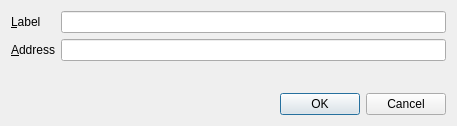
Before: the Qt Designer form src/qt/forms/editaddressdialog.ui in nexbitproject/nexbit, drawn with Qt 5.
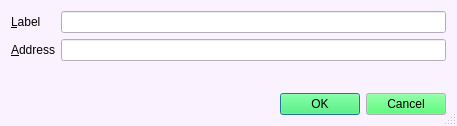
After: the same form once the commit is applied. Icons and pictures are not drawn.

Patch:
```diff
--- a/src/qt/forms/editaddressdialog.ui
+++ b/src/qt/forms/editaddressdialog.ui
@@ -10,11 +10,459 @@
     <height>126</height>
    </rect>
   </property>
+  <property name="palette">
+   <palette>
+    <active>
+     <colorrole role="WindowText">
+      <brush brushstyle="SolidPattern">
+       <color alpha="255">
+        <red>0</red>
+        <green>0</green>
+        <blue>0</blue>
+       </color>
+      </brush>
+     </colorrole>
+     <colorrole role="Button">
+      <brush brushstyle="SolidPattern">
+       <color alpha="255">
+        <red>41</red>
+        <green>255</green>
+        <blue>84</blue>
+       </color>
+      </brush>
+     </colorrole>
+     <colorrole role="Light">
+      <brush brushstyle="SolidPattern">
+       <color alpha="255">
+        <red>169</red>
+        <green>255</green>
+        <blue>186</blue>
+       </color>
+      </brush>
+     </colorrole>
+     <colorrole role="Midlight">
+      <brush brushstyle="SolidPattern">
+       <color alpha="255">
+        <red>105</red>
+        <green>255</green>
+        <blue>135</blue>
+       </color>
+      </brush>
+     </colorrole>
+     <colorrole role="Dark">
+      <brush brushstyle="SolidPattern">
+       <color alpha="255">
+        <red>20</red>
+        <green>127</green>
+        <blue>42</blue>
+       </color>
+      </brush>
+     </colorrole>
+     <colorrole role="Mid">
+      <brush brushstyle="SolidPattern">
+       <color alpha="255">
+        <red>27</red>
+        <green>170</green>
+        <blue>56</blue>
+       </color>
+      </brush>
+     </colorrole>
+     <colorrole role="Text">
+      <brush brushstyle="SolidPattern">
+       <color alpha="255">
+        <red>0</red>
+        <green>0</green>
+        <blue>0</blue>
+       </color>
+      </brush>
+     </colorrole>
+     <colorrole role="BrightText">
+      <brush brushstyle="SolidPattern">
+       <color alpha="255">
+        <red>255</red>
+        <green>255</green>
+        <blue>255</blue>
+       </color>
+      </brush>
+     </colorrole>
+     <colorrole role="ButtonText">
+      <brush brushstyle="SolidPattern">
+       <color alpha="255">
+        <red>0</red>
+        <green>0</green>
+        <blue>0</blue>
+       </color>
+      </brush>
+     </colorrole>
+     <colorrole role="Base">
+      <brush brushstyle="SolidPattern">
+       <color alpha="255">
+        <red>255</red>
+        <green>255</green>
+        <blue>255</blue>
+       </color>
+      </brush>
+     </colorrole>
+     <colorrole role="Window">
+      <brush brushstyle="SolidPattern">
+       <color alpha="255">
+        <red>251</red>
+        <green>242</green>
+        <blue>255</blue>
+       </color>
+      </brush>
+     </colorrole>
+     <colorrole role="Shadow">
+      <brush brushstyle="SolidPattern">
+       <color alpha="255">
+        <red>0</red>
+        <green>0</green>
+        <blue>0</blue>
+       </color>
+      </brush>
+     </colorrole>
+     <colorrole role="AlternateBase">
+      <brush brushstyle="SolidPattern">
+       <color alpha="255">
+        <red>148</red>
+        <green>255</green>
+        <blue>169</blue>
+       </color>
+      </brush>
+     </colorrole>
+     <colorrole role="ToolTipBase">
+      <brush brushstyle="SolidPattern">
+       <color alpha="255">
+        <red>255</red>
+        <green>255</green>
+        <blue>220</blue>
+       </color>
+      </brush>
+     </colorrole>
+     <colorrole role="ToolTipText">
+      <brush brushstyle="SolidPattern">
+       <color alpha="255">
+        <red>0</red>
+        <green>0</green>
+        <blue>0</blue>
+       </color>
+      </brush>
+     </colorrole>
+     <colorrole role="PlaceholderText">
+      <brush brushstyle="SolidPattern">
+       <color alpha="128">
+        <red>0</red>
+        <green>0</green>
+        <blue>0</blue>
+       </color>
+      </brush>
+     </colorrole>
+    </active>
+    <inactive>
+     <colorrole role="WindowText">
+      <brush brushstyle="SolidPattern">
+       <color alpha="255">
+        <red>0</red>
+        <green>0</green>
+        <blue>0</blue>
+       </color>
+      </brush>
+     </colorrole>
+     <colorrole role="Button">
+      <brush brushstyle="SolidPattern">
+       <color alpha="255">
+        <red>41</red>
+        <green>255</green>
+        <blue>84</blue>
+       </color>
+      </brush>
+     </colorrole>
+     <colorrole role="Light">
+      <brush brushstyle="SolidPattern">
+       <color alpha="255">
+        <red>169</red>
+        <green>255</green>
+        <blue>186</blue>
+       </color>
+      </brush>
+     </colorrole>
+     <colorrole role="Midlight">
+      <brush brushstyle="SolidPattern">
+       <color alpha="255">
+        <red>105</red>
+        <green>255</green>
+        <blue>135</blue>
+       </color>
+      </brush>
+     </colorrole>
+     <colorrole role="Dark">
+      <brush brushstyle="SolidPattern">
+       <color alpha="255">
+        <red>20</red>
+        <green>127</green>
+        <blue>42</blue>
+       </color>
+      </brush>
+     </colorrole>
+     <colorrole role="Mid">
+      <brush brushstyle="SolidPattern">
+       <color alpha="255">
+        <red>27</red>
+        <green>170</green>
+        <blue>56</blue>
+       </color>
+      </brush>
+     </colorrole>
+     <colorrole role="Text">
+      <brush brushstyle="SolidPattern">
+       <color alpha="255">
+        <red>0</red>
+        <green>0</green>
+        <blue>0</blue>
+       </color>
+      </brush>
+     </colorrole>
+     <colorrole role="BrightText">
+      <brush brushstyle="SolidPattern">
+       <color alpha="255">
+        <red>255</red>
+        <green>255</green>
+        <blue>255</blue>
+       </color>
+      </brush>
+     </colorrole>
+     <colorrole role="ButtonText">
+      <brush brushstyle="SolidPattern">
+       <color alpha="255">
+        <red>0</red>
+        <green>0</green>
+        <blue>0</blue>
+       </color>
+      </brush>
+     </colorrole>
+     <colorrole role="Base">
+      <brush brushstyle="SolidPattern">
+       <color alpha="255">
+        <red>255</red>
+        <green>255</green>
+        <blue>255</blue>
+       </color>
+      </brush>
+     </colorrole>
+     <colorrole role="Window">
+      <brush brushstyle="SolidPattern">
+       <color alpha="255">
+        <red>251</red>
+        <green>242</green>
+        <blue>255</blue>
+       </color>
+      </brush>
+     </colorrole>
+     <colorrole role="Shadow">
+      <brush brushstyle="SolidPattern">
+       <color alpha="255">
+        <red>0</red>
+        <green>0</green>
+        <blue>0</blue>
+       </color>
+      </brush>
+     </colorrole>
+     <colorrole role="AlternateBase">
+      <brush brushstyle="SolidPattern">
+       <color alpha="255">
+        <red>148</red>
+        <green>255</green>
+        <blue>169</blue>
+       </color>
+      </brush>
+     </colorrole>
+     <colorrole role="ToolTipBase">
+      <brush brushstyle="SolidPattern">
+       <color alpha="255">
+        <red>255</red>
+        <green>255</green>
+        <blue>220</blue>
+       </color>
+      </brush>
+     </colorrole>
+     <colorrole role="ToolTipText">
+      <brush brushstyle="SolidPattern">
+       <color alpha="255">
+        <red>0</red>
+        <green>0</green>
+        <blue>0</blue>
+       </color>
+      </brush>
+     </colorrole>
+     <colorrole role="PlaceholderText">
+      <brush brushstyle="SolidPattern">
+       <color alpha="128">
+        <red>0</red>
+        <green>0</green>
+        <blue>0</blue>
+       </color>
+      </brush>
+     </colorrole>
+    </inactive>
+    <disabled>
+     <colorrole role="WindowText">
+      <brush brushstyle="SolidPattern">
+       <color alpha="255">
+        <red>20</red>
+        <green>127</green>
+        <blue>42</blue>
+       </color>
+      </brush>
+     </colorrole>
+     <colorrole role="Button">
+      <brush brushstyle="SolidPattern">
+       <color alpha="255">
+        <red>41</red>
+        <green>255</green>
+        <blue>84</blue>
+       </color>
+      </brush>
+     </colorrole>
+     <colorrole role="Light">
+      <brush brushstyle="SolidPattern">
+       <color alpha="255">
+        <red>169</red>
+        <green>255</green>
+        <blue>186</blue>
+       </color>
+      </brush>
+     </colorrole>
+     <colorrole role="Midlight">
+      <brush brushstyle="SolidPattern">
+       <color alpha="255">
+        <red>105</red>
+        <green>255</green>
+        <blue>135</blue>
+       </color>
+      </brush>
+     </colorrole>
+     <colorrole role="Dark">
+      <brush brushstyle="SolidPattern">
+       <color alpha="255">
+        <red>20</red>
+        <green>127</green>
+        <blue>42</blue>
+       </color>
+      </brush>
+     </colorrole>
+     <colorrole role="Mid">
+      <brush brushstyle="SolidPattern">
+       <color alpha="255">
+        <red>27</red>
+        <green>170</green>
+        <blue>56</blue>
+       </color>
+      </brush>
+     </colorrole>
+     <colorrole role="Text">
+      <brush brushstyle="SolidPattern">
+       <color alpha="255">
+        <red>20</red>
+        <green>127</green>
+        <blue>42</blue>
+       </color>
+      </brush>
+     </colorrole>
+     <colorrole role="BrightText">
+      <brush brushstyle="SolidPattern">
+       <color alpha="255">
+        <red>255</red>
+        <green>255</green>
+        <blue>255</blue>
+       </color>
+      </brush>
+     </colorrole>
+     <colorrole role="ButtonText">
+      <brush brushstyle="SolidPattern">
+       <color alpha="255">
+        <red>20</red>
+        <green>127</green>
+        <blue>42</blue>
+       </color>
+      </brush>
+     </colorrole>
+     <colorrole role="Base">
+      <brush brushstyle="SolidPattern">
+       <color alpha="255">
+        <red>251</red>
+        <green>242</green>
+        <blue>255</blue>
+       </color>
+      </brush>
+     </colorrole>
+     <colorrole role="Window">
+      <brush brushstyle="SolidPattern">
+       <color alpha="255">
+        <red>251</red>
+        <green>242</green>
+        <blue>255</blue>
+       </color>
+      </brush>
+     </colorrole>
+     <colorrole role="Shadow">
+      <brush brushstyle="SolidPattern">
+       <color alpha="255">
+        <red>0</red>
+        <green>0</green>
+        <blue>0</blue>
+       </color>
+      </brush>
+     </colorrole>
+     <colorrole role="AlternateBase">
+      <brush brushstyle="SolidPattern">
+       <color alpha="255">
+        <red>41</red>
+        <green>255</green>
+        <blue>84</blue>
+       </color>
+      </brush>
+     </colorrole>
+     <colorrole role="ToolTipBase">
+      <brush brushstyle="SolidPattern">
+       <color alpha="255">
+        <red>255</red>
+        <green>255</green>
+        <blue>220</blue>
+       </color>
+      </brush>
+     </colorrole>
+     <colorrole role="ToolTipText">
+      <brush brushstyle="SolidPattern">
+       <color alpha="255">
+        <red>0</red>
+        <green>0</green>
+        <blue>0</blue>
+       </color>
+      </brush>
+     </colorrole>
+     <colorrole role="PlaceholderText">
+      <brush brushstyle="SolidPattern">
+       <color alpha="128">
+        <red>0</red>
+        <green>0</green>
+        <blue>0</blue>
+       </color>
+      </brush>
+     </colorrole>
+    </disabled>
+   </palette>
+  </property>
   <property name="windowTitle">
    <string>Edit Address</string>
   </property>
   <property name="styleSheet">
-   <string notr="true">background-image: url(:/bg/res/icons/bg-welcome.png);</string>
+   <string notr="true"/>
+  </property>
+  <property name="sizeGripEnabled">
+   <bool>true</bool>
+  </property>
+  <property name="modal">
+   <bool>true</bool>
   </property>
   <layout class="QVBoxLayout" name="verticalLayout">
    <item>
```
Left out of the diff: 8 changed lines with no effect on the pictures.
